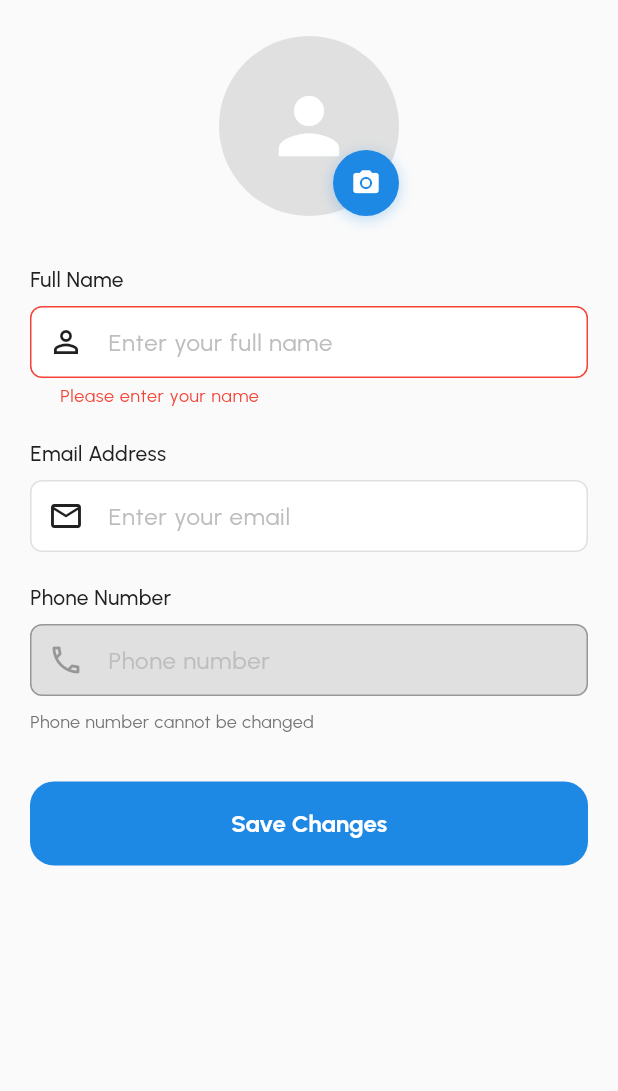
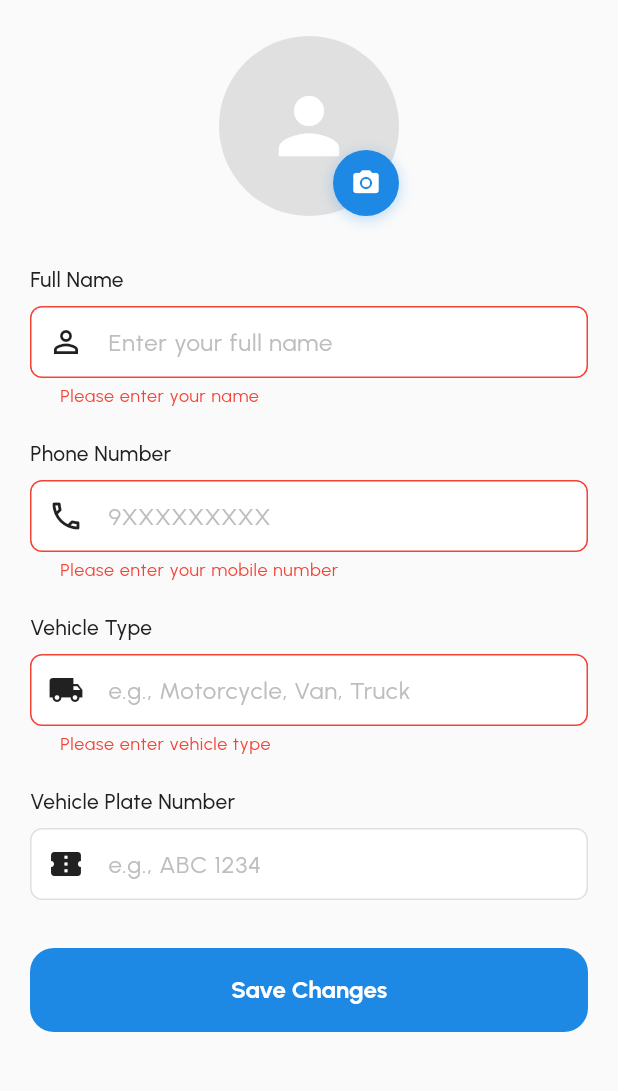
Before and after one commit to lansoyyy/CitiMovers, a Flutter app: the RiderEditProfileScreen screen opened directly, after a tap on "Save Changes", on a phone screen of 412 x 824 dp, the part 84-1175 px from its top. Run offline on Flutter 3.47's test engine with Material 3 defaults, Android fonts, the phone set to English and light mode, and no system bars; our stand-ins replace cloud_firestore, firebase_core, firebase_storage, fl_chart, flutter_spinkit, fluttertoast and 5 more; accounts and stored records are empty; network calls fail.

Commit message:
added profile/edit profile funcs

```diff
--- a/lib/rider/screens/profile/rider_edit_profile_screen.dart
+++ b/lib/rider/screens/profile/rider_edit_profile_screen.dart
@@ -15,8 +15,9 @@ class _RiderEditProfileScreenState extends State<RiderEditProfileScreen> {
   final _formKey = GlobalKey<FormState>();
   final _authService = RiderAuthService();
   final _nameController = TextEditingController();
-  final _emailController = TextEditingController();
   final _phoneController = TextEditingController();
+  final _vehicleTypeController = TextEditingController();
+  final _vehiclePlateController = TextEditingController();
   bool _isLoading = false;
   String? _profileImagePath;
 
@@ -30,16 +31,18 @@ class _RiderEditProfileScreenState extends State<RiderEditProfileScreen> {
     final rider = _authService.currentRider;
     if (rider != null) {
       _nameController.text = rider.name;
-      _emailController.text = rider.email ?? '';
       _phoneController.text = rider.phoneNumber;
+      _vehicleTypeController.text = rider.vehicleType;
+      _vehiclePlateController.text = rider.vehiclePlateNumber ?? '';
     }
   }
 
   @override
   void dispose() {
     _nameController.dispose();
-    _emailController.dispose();
     _phoneController.dispose();
+    _vehicleTypeController.dispose();
+    _vehiclePlateController.dispose();
     super.dispose();
   }
 
@@ -65,13 +68,21 @@ class _RiderEditProfileScreenState extends State<RiderEditProfileScreen> {
 
     setState(() => _isLoading = true);
 
-    // TODO: Implement profile update with Firebase
-    await Future.delayed(const Duration(seconds: 2));
+    final success = await _authService.updateProfile(
+      name: _nameController.text.trim(),
+      phoneNumber: _phoneController.text.trim(),
+      vehicleType: _vehicleTypeController.text.trim(),
+      vehiclePlateNumber: _vehiclePlateController.text.trim(),
+    );
 
     if (mounted) {
       setState(() => _isLoading = false);
-      UIHelpers.showSuccessToast('Profile updated successfully');
-      Navigator.pop(context);
+      if (success) {
+        UIHelpers.showSuccessToast('Profile updated successfully');
+        Navigator.pop(context);
+      } else {
+        UIHelpers.showErrorToast('Failed to update profile');
+      }
     }
   }
 
@@ -130,7 +141,8 @@ class _RiderEditProfileScreenState extends State<RiderEditProfileScreen> {
                           shape: BoxShape.circle,
                           boxShadow: [
                             BoxShadow(
-                              color: AppColors.primaryRed.withValues(alpha: 0.3),
+                              color:
+                                  AppColors.primaryRed.withValues(alpha: 0.3),
                               blurRadius: 8,
                               offset: const Offset(0, 2),
                             ),
@@ -189,38 +201,7 @@ class _RiderEditProfileScreenState extends State<RiderEditProfileScreen> {
 
                     const SizedBox(height: 20),
 
-                    // Email
-                    const Text(
-                      'Email Address',
-                      style: TextStyle(
-                        fontSize: 14,
-                        fontFamily: 'Medium',
-                        color: AppColors.textPrimary,
-                      ),
-                    ),
-                    const SizedBox(height: 8),
-                    TextFormField(
-                      controller: _emailController,
-                      keyboardType: TextInputType.emailAddress,
-                      decoration: const InputDecoration(
-                        hintText: 'Enter your email',
-                        prefixIcon: Icon(Icons.email_outlined),
-                        filled: true,
-                        fillColor: AppColors.white,
-                      ),
-                      validator: (value) {
-                        if (value != null && value.isNotEmpty) {
-                          if (!value.contains('@') || !value.contains('.')) {
-                            return 'Please enter a valid email';
-                          }
-                        }
-                        return null;
-                      },
-                    ),
-
-                    const SizedBox(height: 20),
-
-                    // Phone Number (Read-only)
+                    // Phone Number
                     const Text(
                       'Phone Number',
                       style: TextStyle(
@@ -232,22 +213,74 @@ class _RiderEditProfileScreenState extends State<RiderEditProfileScreen> {
                     const SizedBox(height: 8),
                     TextFormField(
                       controller: _phoneController,
-                      enabled: false,
+                      keyboardType: TextInputType.phone,
                       decoration: const InputDecoration(
-                        hintText: 'Phone number',
+                        hintText: '9XXXXXXXXX',
                         prefixIcon: Icon(Icons.phone_outlined),
                         filled: true,
-                        fillColor: AppColors.lightGrey,
+                        fillColor: AppColors.white,
+                      ),
+                      validator: (value) {
+                        if (value == null || value.isEmpty) {
+                          return 'Please enter your mobile number';
+                        }
+                        if (value.length != 10) {
+                          return 'Mobile number must be 10 digits';
+                        }
+                        if (!value.startsWith('9')) {
+                          return 'Mobile number must start with 9';
+                        }
+                        return null;
+                      },
+                    ),
+
+                    const SizedBox(height: 20),
+
+                    // Vehicle Type
+                    const Text(
+                      'Vehicle Type',
+                      style: TextStyle(
+                        fontSize: 14,
+                        fontFamily: 'Medium',
+                        color: AppColors.textPrimary,
                       ),
                     ),
+                    const SizedBox(height: 8),
+                    TextFormField(
+                      controller: _vehicleTypeController,
+                      decoration: const InputDecoration(
+                        hintText: 'e.g., Motorcycle, Van, Truck',
+                        prefixIcon: Icon(Icons.local_shipping),
+                        filled: true,
+                        fillColor: AppColors.white,
+                      ),
+                      validator: (value) {
+                        if (value == null || value.isEmpty) {
+                          return 'Please enter vehicle type';
+                        }
+                        return null;
+                      },
+                    ),
 
+                    const SizedBox(height: 20),
+
+                    // Vehicle Plate Number
+                    const Text(
+                      'Vehicle Plate Number',
+                      style: TextStyle(
+                        fontSize: 14,
+                        fontFamily: 'Medium',
+                        color: AppColors.textPrimary,
+                      ),
+                    ),
                     const SizedBox(height: 8),
-                    const Text(
-                      'Phone number cannot be changed',
-                      style: TextStyle(
-                        fontSize: 12,
-                        fontFamily: 'Regular',
-                        color: AppColors.textSecondary,
+                    TextFormField(
+                      controller: _vehiclePlateController,
+                      decoration: const InputDecoration(
+                        hintText: 'e.g., ABC 1234',
+                        prefixIcon: Icon(Icons.confirmation_number),
+                        filled: true,
+                        fillColor: AppColors.white,
                       ),
                     ),
 
```
Also changed, not shown: lib/rider/services/rider_auth_service.dart (+24 -6 lines), lib/screens/profile/edit_profile_screen.dart (+41 -78 lines), lib/services/auth_service.dart (+21 -6 lines).
